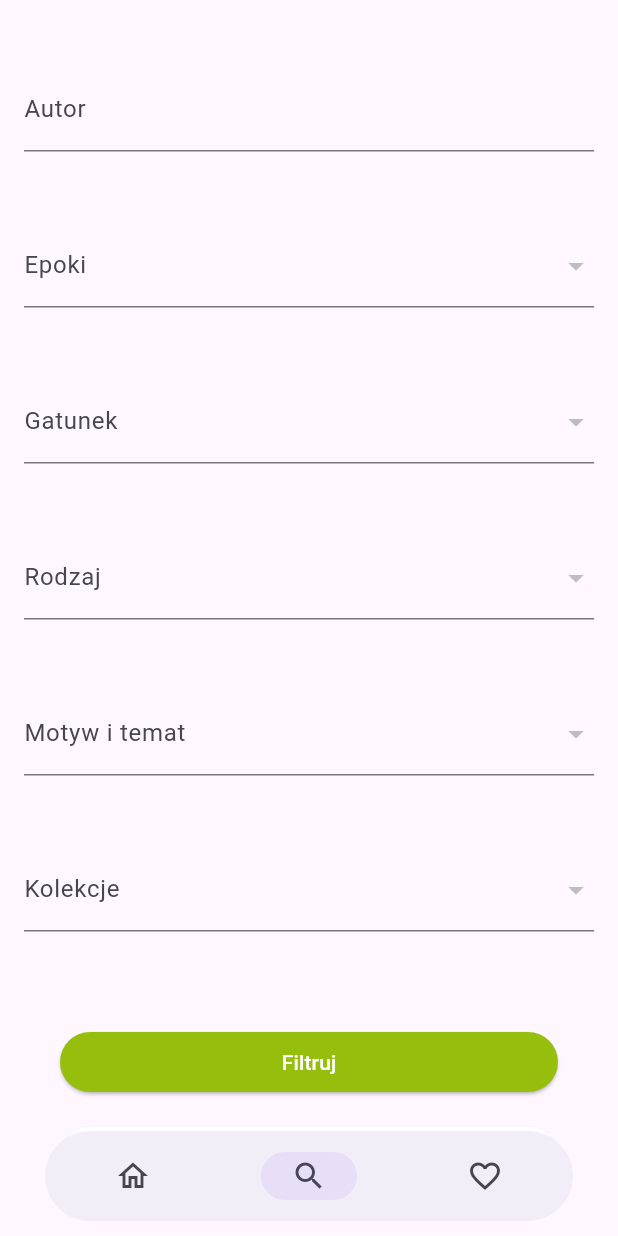
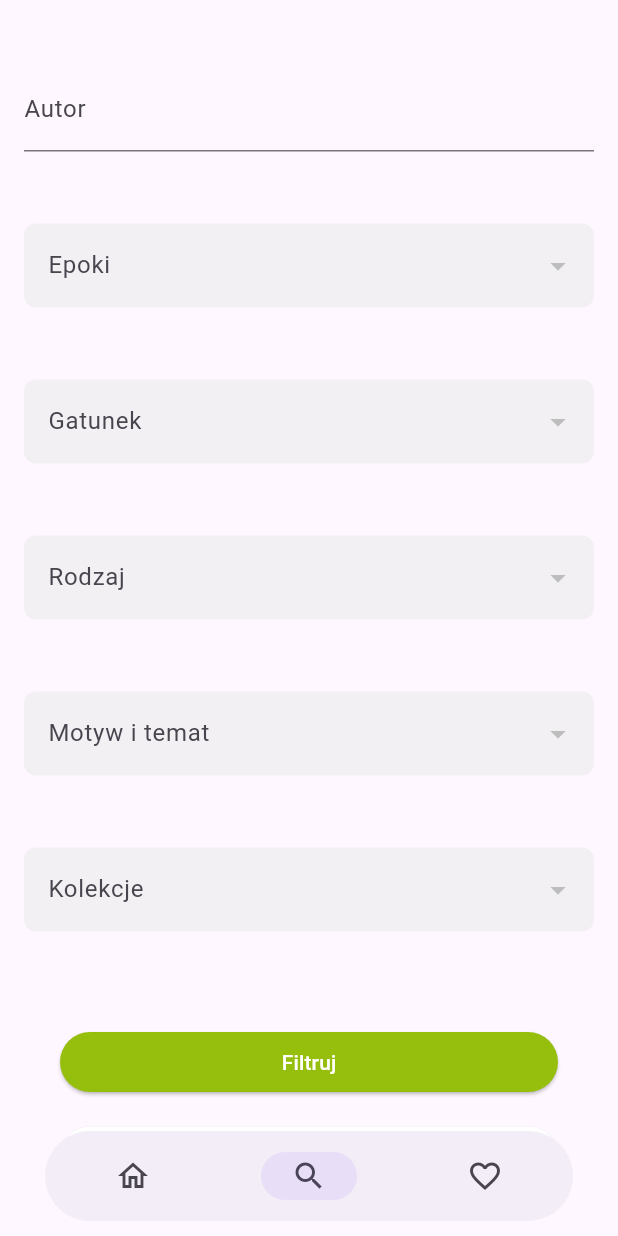
Before and after one commit to PiotrOtta/Flutter_wolneLektury_app, a Flutter app: the NavigationScreen screen opened by its route, item 2 of the bottom bar chosen, on a phone screen of 412 x 824 dp. Run offline on Flutter 3.47's test engine with Material 3 defaults, Android fonts, the phone set to English and light mode, and no system bars; our stand-ins replace avatar_glow, flutter_svg; network calls fail.

Commit message:
Poprawiony design

```diff
--- a/lib/screens/search.dart
+++ b/lib/screens/search.dart
@@ -86,45 +86,95 @@ class _SearchScreenState extends State<SearchScreen> {
           Padding(
             padding: const EdgeInsets.all(16.0),
             child: DropdownButtonFormField<String>(
-              decoration: const InputDecoration(labelText: 'Epoki'),
+              decoration: InputDecoration(
+                labelText: 'Epoki',
+                fillColor: const Color.fromARGB(158, 235, 235, 235), // Ustawienie koloru tła pola Dropdown
+                filled: true, // Włączenie wypełnienia
+                border: OutlineInputBorder(
+                  borderRadius: BorderRadius.circular(8),
+                  borderSide: BorderSide.none, // Usunięcie zewnętrznej linii obramowania
+                ),
+              ),
               items: _buildDropdownItems(bookEpoch),
               onChanged: (value) {},
+              menuMaxHeight: 400,
+              borderRadius: BorderRadius.circular(8),
             ),
           ),
           const SizedBox(height: 16),
           Padding(
             padding: const EdgeInsets.all(16.0),
             child: DropdownButtonFormField<String>(
-              decoration: const InputDecoration(labelText: 'Gatunek'),
+              decoration: InputDecoration(
+                labelText: 'Gatunek',
+                fillColor: const Color.fromARGB(158, 235, 235, 235), // Ustawienie koloru tła pola Dropdown
+                filled: true, // Włączenie wypełnienia
+                border: OutlineInputBorder(
+                  borderRadius: BorderRadius.circular(8),
+                  borderSide: BorderSide.none, // Usunięcie zewnętrznej linii obramowania
+                ),
+              ),
               items: _buildDropdownItems(bookGenre),
               onChanged: (value) {},
+              menuMaxHeight: 400,
+              borderRadius: BorderRadius.circular(8),
             ),
           ),
           const SizedBox(height: 16),
           Padding(
             padding: const EdgeInsets.all(16.0),
             child: DropdownButtonFormField<String>(
-              decoration: const InputDecoration(labelText: 'Rodzaj'),
+              decoration: InputDecoration(
+                labelText: 'Rodzaj',
+                fillColor: const Color.fromARGB(158, 235, 235, 235), // Ustawienie koloru tła pola Dropdown
+                filled: true, // Włączenie wypełnienia
+                border: OutlineInputBorder(
+                  borderRadius: BorderRadius.circular(8),
+                  borderSide: BorderSide.none, // Usunięcie zewnętrznej linii obramowania
+                ),
+              ),
               items: _buildDropdownItems(bookKind),
               onChanged: (value) {},
+              menuMaxHeight: 400,
+              borderRadius: BorderRadius.circular(8),
             ),
           ),
           const SizedBox(height: 16),
           Padding(
             padding: const EdgeInsets.all(16.0),
             child: DropdownButtonFormField<String>(
-              decoration: const InputDecoration(labelText: 'Motyw i temat'),
+              decoration: InputDecoration(
+                labelText: 'Motyw i temat',
+                fillColor: const Color.fromARGB(158, 235, 235, 235), // Ustawienie koloru tła pola Dropdown
+                filled: true, // Włączenie wypełnienia
+                border: OutlineInputBorder(
+                  borderRadius: BorderRadius.circular(8),
+                  borderSide: BorderSide.none, // Usunięcie zewnętrznej linii obramowania
+                ),
+              ),
               items: _buildDropdownItems(booksTheme),
               onChanged: (value) {},
+              menuMaxHeight: 400,
+              borderRadius: BorderRadius.circular(8),
             ),
           ),
           const SizedBox(height: 16),
           Padding(
             padding: const EdgeInsets.all(16.0),
             child: DropdownButtonFormField<String>(
-              decoration: const InputDecoration(labelText: 'Kolekcje'),
+              decoration: InputDecoration(
+                labelText: 'Kolekcje',
+                fillColor: const Color.fromARGB(158, 235, 235, 235), // Ustawienie koloru tła pola Dropdown
+                filled: true, // Włączenie wypełnienia
+                border: OutlineInputBorder(
+                  borderRadius: BorderRadius.circular(8),
+                  borderSide: BorderSide.none, // Usunięcie zewnętrznej linii obramowania
+                ),
+              ),
               items: _buildDropdownItems(booksCollection),
               onChanged: (value) {},
+              menuMaxHeight: 400,
+              borderRadius: BorderRadius.circular(8),
             ),
           ),
           const SizedBox(height: 32),
```
